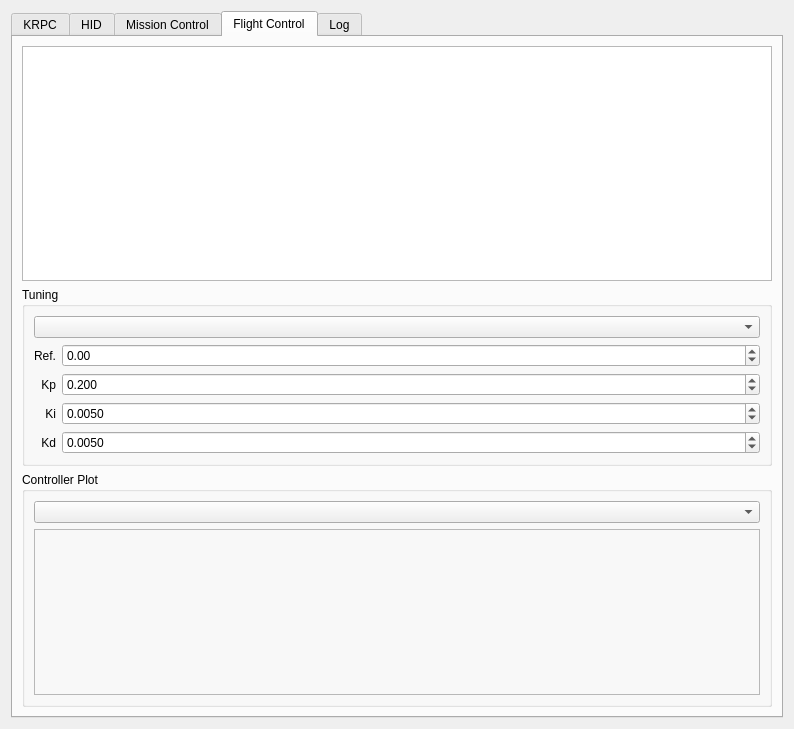
First picture: the form in data/KerbalPie.ui, repository Vivero/KerbalPie, before the edit.
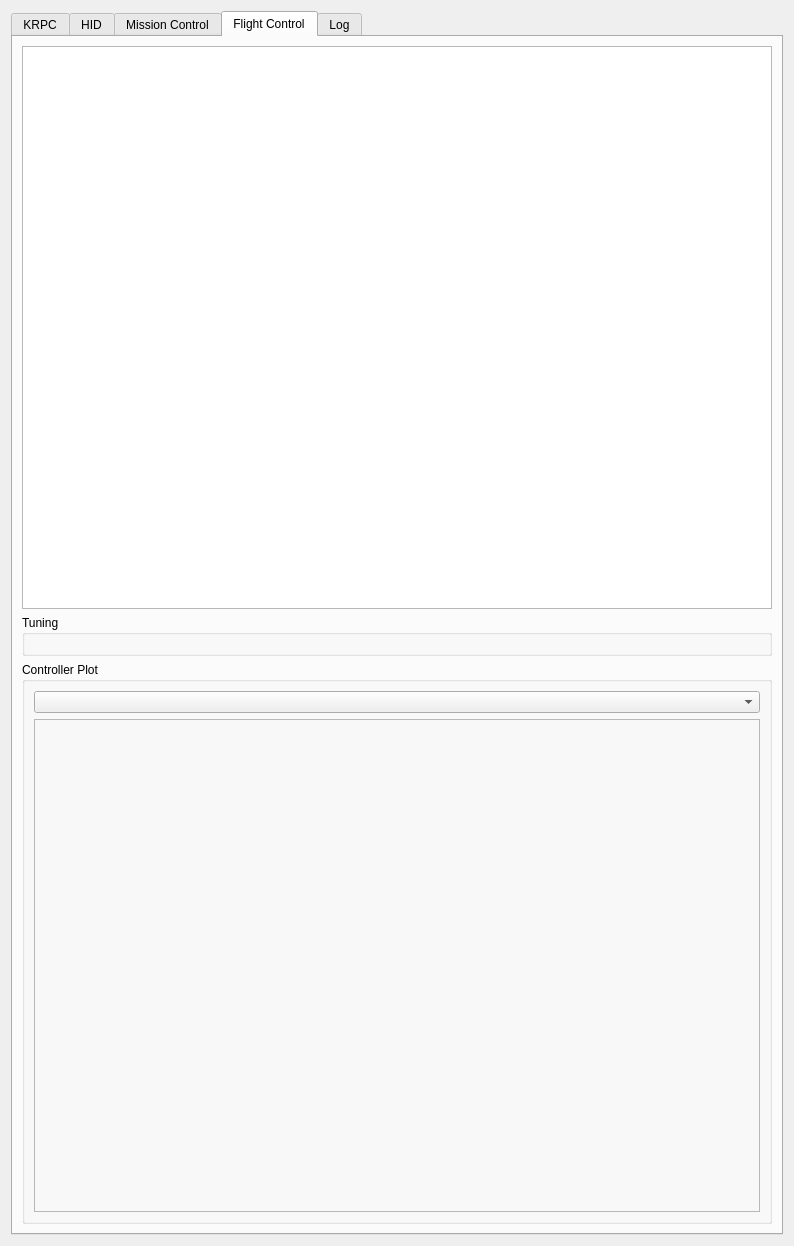
Second picture: the form after the edit.

```diff
--- a/data/KerbalPie.ui
+++ b/data/KerbalPie.ui
@@ -7,7 +7,7 @@
     <x>0</x>
     <y>0</y>
     <width>794</width>
-    <height>729</height>
+    <height>1246</height>
    </rect>
   </property>
   <property name="windowTitle">
@@ -242,152 +242,7 @@
          <property name="title">
           <string>Tuning</string>
          </property>
-         <layout class="QVBoxLayout" name="verticalLayout_5">
-          <item>
-           <widget class="QComboBox" name="flightControl_controllerSelection"/>
-          </item>
-          <item>
-           <layout class="QGridLayout" name="flightControl_pidGroup">
-            <property name="sizeConstraint">
-             <enum>QLayout::SetFixedSize</enum>
-            </property>
-            <property name="topMargin">
-             <number>0</number>
-            </property>
-            <item row="2" column="0">
-             <widget class="QLabel" name="flightControl_kiLabel">
-              <property name="text">
-               <string>Ki</string>
-              </property>
-              <property name="alignment">
-               <set>Qt::AlignRight|Qt::AlignTrailing|Qt::AlignVCenter</set>
-              </property>
-             </widget>
-            </item>
-            <item row="0" column="2">
-             <widget class="QDoubleSpinBox" name="flightControl_refEdit">
-              <property name="sizePolicy">
-               <sizepolicy hsizetype="Expanding" vsizetype="Fixed">
-                <horstretch>0</horstretch>
-                <verstretch>0</verstretch>
-               </sizepolicy>
-              </property>
-              <property name="decimals">
-               <number>2</number>
-              </property>
-              <property name="minimum">
-               <double>-200.000000000000000</double>
-              </property>
-              <property name="maximum">
-               <double>200.000000000000000</double>
-              </property>
-              <property name="singleStep">
-               <double>0.100000000000000</double>
-              </property>
-              <property name="value">
-               <double>0.000000000000000</double>
-              </property>
-             </widget>
-            </item>
-            <item row="1" column="0">
-             <widget class="QLabel" name="flightControl_kpLabel">
-              <property name="text">
-               <string>Kp</string>
-              </property>
-              <property name="alignment">
-               <set>Qt::AlignRight|Qt::AlignTrailing|Qt::AlignVCenter</set>
-              </property>
-             </widget>
-            </item>
-            <item row="0" column="0">
-             <widget class="QLabel" name="flightControl_refLabel">
-              <property name="text">
-               <string>Ref.</string>
-              </property>
-              <property name="alignment">
-               <set>Qt::AlignRight|Qt::AlignTrailing|Qt::AlignVCenter</set>
-              </property>
-             </widget>
-            </item>
-            <item row="3" column="0">
-             <widget class="QLabel" name="flightControl_kdLabel">
-              <property name="text">
-               <string>Kd</string>
-              </property>
-              <property name="alignment">
-               <set>Qt::AlignRight|Qt::AlignTrailing|Qt::AlignVCenter</set>
-              </property>
-             </widget>
-            </item>
-            <item row="1" column="2">
-             <widget class="QDoubleSpinBox" name="flightControl_kpEdit">
-              <property name="sizePolicy">
-               <sizepolicy hsizetype="Expanding" vsizetype="Fixed">
-                <horstretch>0</horstretch>
-                <verstretch>0</verstretch>
-               </sizepolicy>
-              </property>
-              <property name="decimals">
-               <number>3</number>
-              </property>
-              <property name="maximum">
-               <double>100.000000000000000</double>
-              </property>
-              <property name="singleStep">
-               <double>0.100000000000000</double>
-              </property>
-              <property name="value">
-               <double>0.200000000000000</double>
-              </property>
-             </widget>
-            </item>
-            <item row="2" column="2">
-             <widget class="QDoubleSpinBox" name="flightControl_kiEdit">
-              <property name="sizePolicy">
-               <sizepolicy hsizetype="Expanding" vsizetype="Fixed">
-                <horstretch>0</horstretch>
-                <verstretch>0</verstretch>
-               </sizepolicy>
-              </property>
-              <property name="decimals">
-               <number>4</number>
-              </property>
-              <property name="maximum">
-               <double>100.000000000000000</double>
-              </property>
-              <property name="singleStep">
-               <double>0.100000000000000</double>
-              </property>
-              <property name="value">
-               <double>0.005000000000000</double>
-              </property>
-             </widget>
-            </item>
-            <item row="3" column="2">
-             <widget class="QDoubleSpinBox" name="flightControl_kdEdit">
-              <property name="sizePolicy">
-               <sizepolicy hsizetype="Expanding" vsizetype="Fixed">
-                <horstretch>0</horstretch>
-                <verstretch>0</verstretch>
-               </sizepolicy>
-              </property>
-              <property name="decimals">
-               <number>4</number>
-              </property>
-              <property name="maximum">
-               <double>100.000000000000000</double>
-              </property>
-              <property name="singleStep">
-               <double>0.100000000000000</double>
-              </property>
-              <property name="value">
-               <double>0.005000000000000</double>
-              </property>
-             </widget>
-            </item>
-           </layout>
-          </item>
-         </layout>
+         <layout class="QVBoxLayout" name="verticalLayout_5"/>
         </widget>
        </item>
        <item>
```
